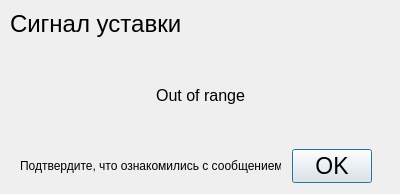
tomyqg/topaz-m, file kvitirovanie.ui: the form before one commit.
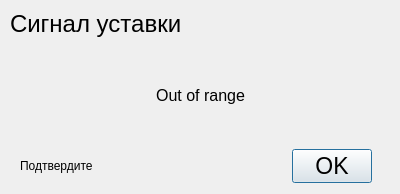
The form after the commit.

```diff
--- a/kvitirovanie.ui
+++ b/kvitirovanie.ui
@@ -47,7 +47,7 @@
     </rect>
    </property>
    <property name="text">
-    <string>Подтвердите, что ознакомились с сообщением -&gt;</string>
+    <string>Подтвердите</string>
    </property>
   </widget>
   <widget class="QLabel" name="title">
```
